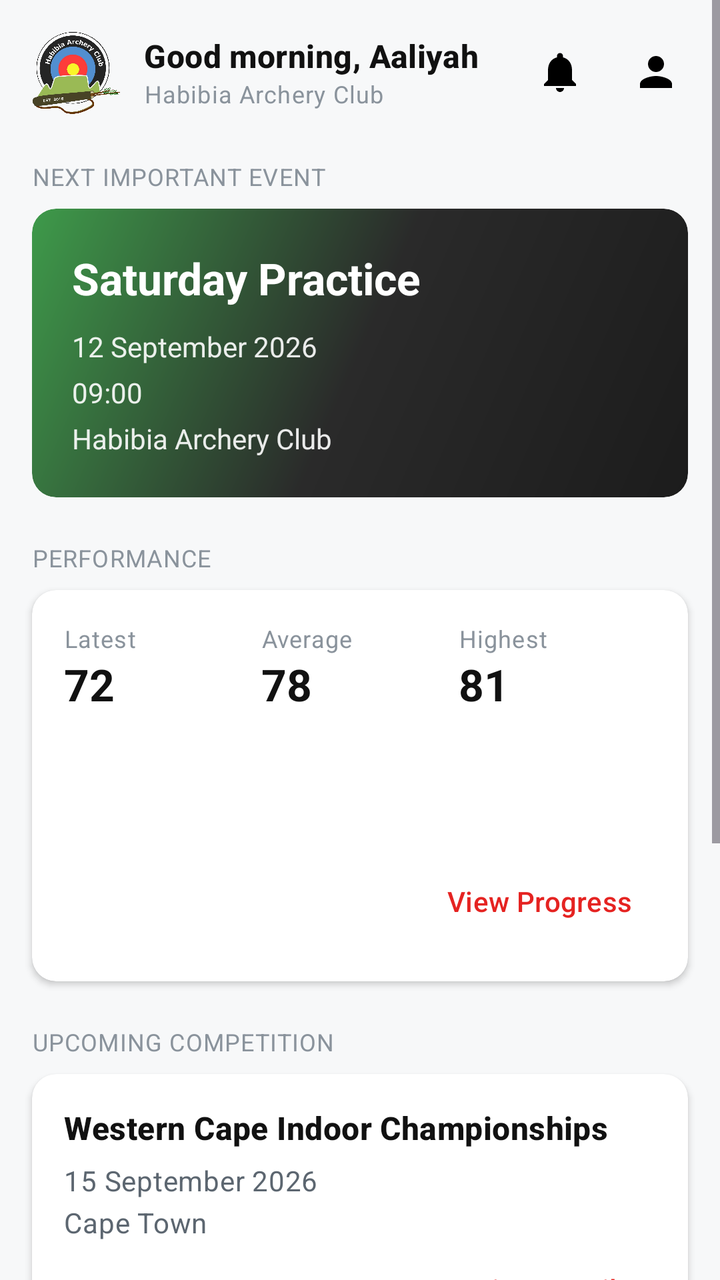
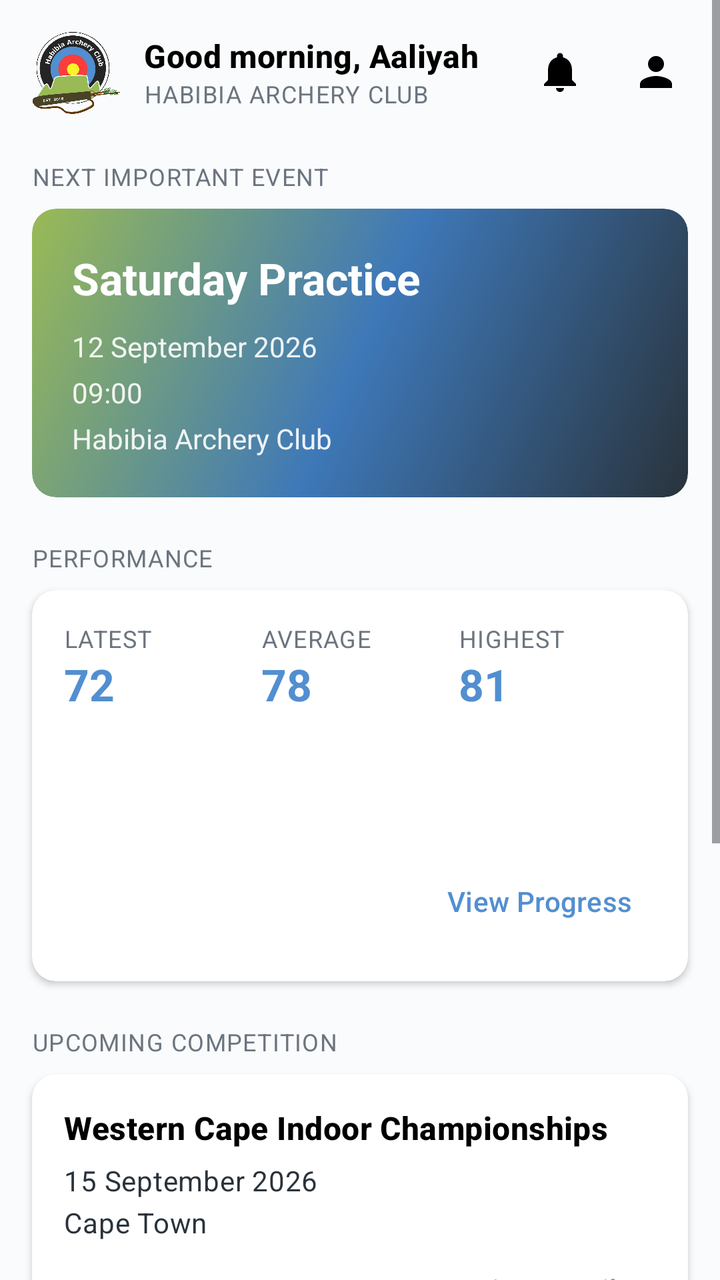

The first picture is an Android layout as it rendered before a commit; the second is the same layout after the commit. The layout source and the unified diff follow.
<!-- AndroidManifest.xml: application theme Theme.HACPrototype -->
<!-- res/layout/fragment_member_dashboard.xml -->
<?xml version="1.0" encoding="utf-8"?>
<ScrollView xmlns:android="http://schemas.android.com/apk/res/android"
    xmlns:app="http://schemas.android.com/apk/res-auto"
    android:layout_width="match_parent"
    android:layout_height="match_parent"
    android:background="@color/habibia_background"
    android:fillViewport="true">

    <LinearLayout
        android:layout_width="match_parent"
        android:layout_height="wrap_content"
        android:orientation="vertical"
        android:paddingBottom="24dp">

        <LinearLayout
            android:layout_width="match_parent"
            android:layout_height="wrap_content"
            android:gravity="center_vertical"
            android:orientation="horizontal"
            android:paddingStart="16dp"
            android:paddingTop="12dp"
            android:paddingEnd="8dp">

            <ImageView
                android:layout_width="44dp"
                android:layout_height="44dp"
                android:contentDescription="@string/cd_logo"
                android:src="@drawable/logo" />

            <LinearLayout
                android:layout_width="0dp"
                android:layout_height="wrap_content"
                android:layout_marginStart="12dp"
                android:layout_weight="1"
                android:orientation="vertical">

                <TextView
                    android:id="@+id/greetingText"
                    style="@style/Text.Habibia.Section"
                    android:layout_width="match_parent"
                    android:layout_height="wrap_content"
                    android:text="Good morning, Aaliyah" />

                <TextView
                    style="@style/Text.Habibia.Caption"
                    android:layout_width="wrap_content"
                    android:layout_height="wrap_content"
                    android:text="Habibia Archery Club" />
            </LinearLayout>

            <FrameLayout
                android:layout_width="48dp"
                android:layout_height="48dp">

                <ImageButton
                    android:id="@+id/notificationButton"
                    android:layout_width="48dp"
                    android:layout_height="48dp"
                    android:background="?attr/selectableItemBackgroundBorderless"
                    android:contentDescription="@string/cd_notifications"
                    android:padding="12dp"
                    android:src="@drawable/ic_notifications" />

                <View
                    android:id="@+id/notificationDot"
                    android:layout_width="8dp"
                    android:layout_height="8dp"
                    android:layout_gravity="top|end"
                    android:layout_marginTop="10dp"
                    android:layout_marginEnd="10dp"
                    android:background="@drawable/bg_status_dot"
                    android:visibility="gone" />
            </FrameLayout>

            <ImageButton
                android:id="@+id/profileButton"
                android:layout_width="48dp"
                android:layout_height="48dp"
                android:background="?attr/selectableItemBackgroundBorderless"
                android:contentDescription="@string/cd_profile"
                android:padding="12dp"
                android:src="@drawable/ic_nav_profile" />
        </LinearLayout>

        <TextView
            style="@style/Text.Habibia.Caption"
            android:layout_width="wrap_content"
            android:layout_height="wrap_content"
            android:layout_marginStart="16dp"
            android:layout_marginTop="20dp"
            android:text="NEXT IMPORTANT EVENT"
            android:textAllCaps="true" />

        <com.google.android.material.card.MaterialCardView
            android:id="@+id/featuredEventCard"
            android:layout_width="match_parent"
            android:layout_height="wrap_content"
            android:layout_marginStart="16dp"
            android:layout_marginTop="8dp"
            android:layout_marginEnd="16dp"
            app:cardBackgroundColor="@android:color/transparent"
            app:cardElevation="0dp">

            <LinearLayout
                android:layout_width="match_parent"
                android:layout_height="wrap_content"
                android:background="@drawable/bg_featured_event"
                android:orientation="vertical"
                android:padding="20dp">

                <TextView
                    android:id="@+id/featuredEventTitle"
                    android:layout_width="wrap_content"
                    android:layout_height="wrap_content"
                    android:text="Saturday Practice"
                    android:textColor="@color/habibia_text_on_dark"
                    android:textSize="22sp"
                    android:textStyle="bold" />

                <TextView
                    android:id="@+id/featuredEventDate"
                    android:layout_width="wrap_content"
                    android:layout_height="wrap_content"
                    android:layout_marginTop="10dp"
                    android:text="12 September 2026"
                    android:textColor="#E6FFFFFF" />

                <TextView
                    android:id="@+id/featuredEventTime"
                    android:layout_width="wrap_content"
                    android:layout_height="wrap_content"
                    android:layout_marginTop="4dp"
                    android:text="09:00"
                    android:textColor="#E6FFFFFF" />

                <TextView
                    android:id="@+id/featuredEventLocation"
                    android:layout_width="wrap_content"
                    android:layout_height="wrap_content"
                    android:layout_marginTop="4dp"
                    android:text="Habibia Archery Club"
                    android:textColor="#E6FFFFFF" />
            </LinearLayout>
        </com.google.android.material.card.MaterialCardView>

        <TextView
            style="@style/Text.Habibia.Caption"
            android:layout_width="wrap_content"
            android:layout_height="wrap_content"
            android:layout_marginStart="16dp"
            android:layout_marginTop="22dp"
            android:text="PERFORMANCE"
            android:textAllCaps="true" />

        <com.google.android.material.card.MaterialCardView
            android:id="@+id/performanceCard"
            android:layout_width="match_parent"
            android:layout_height="wrap_content"
            android:layout_marginStart="16dp"
            android:layout_marginTop="8dp"
            android:layout_marginEnd="16dp">

            <LinearLayout
                android:layout_width="match_parent"
                android:layout_height="wrap_content"
                android:orientation="vertical"
                android:padding="16dp">

                <LinearLayout
                    android:layout_width="match_parent"
                    android:layout_height="wrap_content"
                    android:orientation="horizontal"
                    android:weightSum="3">

                    <LinearLayout
                        android:layout_width="0dp"
                        android:layout_height="wrap_content"
                        android:layout_weight="1"
                        android:orientation="vertical">

                        <TextView
                            style="@style/Text.Habibia.Caption"
                            android:layout_width="wrap_content"
                            android:layout_height="wrap_content"
                            android:text="Latest" />

                        <TextView
                            android:id="@+id/latestScoreText"
                            style="@style/Text.Habibia.Title"
                            android:layout_width="wrap_content"
                            android:layout_height="wrap_content"
                            android:text="72" />
                    </LinearLayout>

                    <LinearLayout
                        android:layout_width="0dp"
                        android:layout_height="wrap_content"
                        android:layout_weight="1"
                        android:orientation="vertical">

                        <TextView
                            style="@style/Text.Habibia.Caption"
                            android:layout_width="wrap_content"
                            android:layout_height="wrap_content"
                            android:text="Average" />

                        <TextView
                            android:id="@+id/averageScoreText"
                            style="@style/Text.Habibia.Title"
                            android:layout_width="wrap_content"
                            android:layout_height="wrap_content"
                            android:text="78" />
                    </LinearLayout>

                    <LinearLayout
                        android:layout_width="0dp"
                        android:layout_height="wrap_content"
                        android:layout_weight="1"
                        android:orientation="vertical">

                        <TextView
                            style="@style/Text.Habibia.Caption"
                            android:layout_width="wrap_content"
                            android:layout_height="wrap_content"
                            android:text="Highest" />

                        <TextView
                            android:id="@+id/highestScoreText"
                            style="@style/Text.Habibia.Title"
                            android:layout_width="wrap_content"
                            android:layout_height="wrap_content"
                            android:text="81" />
                    </LinearLayout>
                </LinearLayout>

                <LinearLayout
                    android:id="@+id/miniChartContainer"
                    android:layout_width="match_parent"
                    android:layout_height="56dp"
                    android:layout_marginTop="14dp"
                    android:gravity="bottom"
                    android:orientation="horizontal" />

                <Button
                    android:id="@+id/viewProgressButton"
                    style="@style/Widget.Habibia.Button.Text"
                    android:layout_width="wrap_content"
                    android:layout_height="wrap_content"
                    android:layout_gravity="end"
                    android:text="View Progress" />
            </LinearLayout>
        </com.google.android.material.card.MaterialCardView>

        <TextView
            style="@style/Text.Habibia.Caption"
            android:layout_width="wrap_content"
            android:layout_height="wrap_content"
            android:layout_marginStart="16dp"
            android:layout_marginTop="22dp"
            android:text="UPCOMING COMPETITION"
            android:textAllCaps="true" />

        <com.google.android.material.card.MaterialCardView
            android:id="@+id/upcomingCompetitionCard"
            android:layout_width="match_parent"
            android:layout_height="wrap_content"
            android:layout_marginStart="16dp"
            android:layout_marginTop="8dp"
            android:layout_marginEnd="16dp">

            <LinearLayout
                android:layout_width="match_parent"
                android:layout_height="wrap_content"
                android:orientation="vertical"
                android:padding="16dp">

                <TextView
                    android:id="@+id/competitionNameText"
                    style="@style/Text.Habibia.Section"
                    android:layout_width="match_parent"
                    android:layout_height="wrap_content"
                    android:text="Western Cape Indoor Championships" />

                <TextView
                    android:id="@+id/competitionDateText"
                    style="@style/Text.Habibia.Body"
                    android:layout_width="match_parent"
                    android:layout_height="wrap_content"
                    android:layout_marginTop="6dp"
                    android:text="15 September 2026" />

                <TextView
                    android:id="@+id/competitionVenueText"
                    style="@style/Text.Habibia.Body"
                    android:layout_width="match_parent"
                    android:layout_height="wrap_content"
                    android:layout_marginTop="2dp"
                    android:text="Cape Town" />

                <Button
                    android:id="@+id/viewCompetitionButton"
                    style="@style/Widget.Habibia.Button.Text"
                    android:layout_width="wrap_content"
                    android:layout_height="wrap_content"
                    android:layout_gravity="end"
                    android:text="View Details" />
            </LinearLayout>
        </com.google.android.material.card.MaterialCardView>

        <TextView
            style="@style/Text.Habibia.Caption"
            android:layout_width="wrap_content"
            android:layout_height="wrap_content"
            android:layout_marginStart="16dp"
            android:layout_marginTop="22dp"
            android:text="QUICK ACTIONS"
            android:textAllCaps="true" />

        <LinearLayout
            android:layout_width="match_parent"
            android:layout_height="wrap_content"
            android:layout_marginStart="16dp"
            android:layout_marginTop="8dp"
            android:layout_marginEnd="16dp"
            android:orientation="vertical">

            <Button
                android:id="@+id/recordScoreButton"
                style="@style/Widget.Habibia.Button"
                android:layout_width="match_parent"
                android:layout_height="wrap_content"
                android:text="Record Score" />

            <Button
                android:id="@+id/calendarButton"
                style="@style/Widget.Habibia.Button.Secondary"
                android:layout_width="match_parent"
                android:layout_height="wrap_content"
                android:layout_marginTop="8dp"
                android:text="View Calendar" />

            <Button
                android:id="@+id/competitionsButton"
                style="@style/Widget.Habibia.Button.Secondary"
                android:layout_width="match_parent"
                android:layout_height="wrap_content"
                android:layout_marginTop="8dp"
                android:text="Competitions" />

            <Button
                android:id="@+id/resourcesButton"
                style="@style/Widget.Habibia.Button.Secondary"
                android:layout_width="match_parent"
                android:layout_height="wrap_content"
                android:layout_marginTop="8dp"
                android:text="Resources" />
        </LinearLayout>
    </LinearLayout>
</ScrollView>
<!-- resources referenced by this layout -->
<resources>
  <color name="habibia_background">#FFF7F8F9</color>
  <!-- drawable bg_featured_event (drawable) -->
  <?xml version="1.0" encoding="utf-8"?>
  <shape xmlns:android="http://schemas.android.com/apk/res/android" android:shape="rectangle">
      <gradient
          android:angle="135"
          android:startColor="#FF1C1C1C"
          android:centerColor="#FF2A2A2A"
          android:endColor="#FF3E9A4A"
          android:type="linear" />
      <corners android:radius="@dimen/radius_md" />
  </shape>
  <style name="Text.Habibia.Body" parent="TextAppearance.Material3.BodyMedium">
          <item name="android:textColor">@color/habibia_text_secondary</item>
      </style>
  <style name="Text.Habibia.Caption" parent="TextAppearance.Material3.BodySmall">
          <item name="android:textColor">@color/habibia_text_muted</item>
      </style>
  <style name="Text.Habibia.Section" parent="TextAppearance.Material3.TitleMedium">
          <item name="android:textColor">@color/habibia_text_primary</item>
          <item name="android:textStyle">bold</item>
      </style>
  <style name="Text.Habibia.Title" parent="TextAppearance.Material3.TitleLarge">
          <item name="android:textColor">@color/habibia_text_primary</item>
          <item name="android:textStyle">bold</item>
      </style>
  <style name="Widget.Habibia.Button" parent="Widget.Material3.Button">
          <item name="backgroundTint">@color/habibia_red</item>
          <item name="android:textColor">@color/habibia_text_on_dark</item>
          <item name="cornerRadius">@dimen/radius_sm</item>
          <item name="android:minHeight">@dimen/touch_min</item>
      </style>
  <style name="Widget.Habibia.Button.Secondary" parent="Widget.Material3.Button.OutlinedButton">
          <item name="strokeColor">@color/habibia_black</item>
          <item name="android:textColor">@color/habibia_text_primary</item>
          <item name="cornerRadius">@dimen/radius_sm</item>
          <item name="android:minHeight">@dimen/touch_min</item>
      </style>
  <style name="Widget.Habibia.Button.Text" parent="Widget.Material3.Button.TextButton">
          <item name="android:textColor">@color/habibia_red</item>
      </style>
  <color name="habibia_unread">#FFE52321</color>
  <color name="habibia_text_secondary">#FF5C6670</color>
  <color name="habibia_text_muted">#FF8A939C</color>
  <color name="habibia_text_primary">#FF111111</color>
  <color name="habibia_red">#FFE52321</color>
  <color name="habibia_black">#FF111111</color>
  <style name="Base.Theme.HACPrototype" parent="Theme.Material3.Light.NoActionBar">
          <item name="colorPrimary">@color/habibia_red</item>
          <item name="colorOnPrimary">@color/habibia_text_on_dark</item>
          <item name="colorSecondary">@color/habibia_blue</item>
          <item name="colorOnSecondary">@color/habibia_text_primary</item>
          <item name="colorTertiary">@color/habibia_green</item>
          <item name="android:statusBarColor">@color/habibia_black</item>
          <item name="android:navigationBarColor">@color/habibia_surface</item>
          <item name="android:windowBackground">@color/habibia_background</item>
          <item name="materialCardViewStyle">@style/Widget.Habibia.Card</item>
          <item name="bottomNavigationStyle">@style/Widget.Habibia.BottomNav</item>
          <item name="materialButtonStyle">@style/Widget.Habibia.Button</item>
      </style>
  <color name="habibia_blue">#FF4EBCEB</color>
  <color name="habibia_green">#FF6CCF73</color>
  <style name="Widget.Habibia.BottomNav.ActiveIndicator" parent="Widget.Material3.BottomNavigationView.ActiveIndicator">
          <item name="android:color">#33E52321</item>
      </style>
  <!-- unchanged entries left out for length: 16 -->
</resources>

<!-- the commit's change to res/layout/fragment_member_dashboard.xml (unified diff, before → after) -->
@@ -3,7 +3,7 @@
     xmlns:app="http://schemas.android.com/apk/res-auto"
     android:layout_width="match_parent"
     android:layout_height="match_parent"
-    android:background="@color/habibia_background"
+    android:background="@android:color/transparent"
     android:fillViewport="true">
 
     <LinearLayout
<!-- resource entries referenced after the edit -->
@@ -1,69 +1,83 @@
 <!-- resources referenced by this layout -->
 <resources>
-  <color name="habibia_background">#FFF7F8F9</color>
+  <color name="habibia_background">#FFFAFBFC</color>
   <!-- drawable bg_featured_event (drawable) -->
   <?xml version="1.0" encoding="utf-8"?>
   <shape xmlns:android="http://schemas.android.com/apk/res/android" android:shape="rectangle">
       <gradient
           android:angle="135"
-          android:startColor="#FF1C1C1C"
-          android:centerColor="#FF2A2A2A"
-          android:endColor="#FF3E9A4A"
+          android:startColor="#FF29333C"
+          android:centerColor="#FF3E78B8"
+          android:endColor="#FF9ABA55"
           android:type="linear" />
       <corners android:radius="@dimen/radius_md" />
   </shape>
   <style name="Text.Habibia.Body" parent="TextAppearance.Material3.BodyMedium">
           <item name="android:textColor">@color/habibia_text_secondary</item>
+          <item name="android:lineSpacingMultiplier">1.25</item>
       </style>
   <style name="Text.Habibia.Caption" parent="TextAppearance.Material3.BodySmall">
           <item name="android:textColor">@color/habibia_text_muted</item>
+          <item name="android:textAllCaps">true</item>
+          <item name="android:letterSpacing">0.04</item>
       </style>
   <style name="Text.Habibia.Section" parent="TextAppearance.Material3.TitleMedium">
           <item name="android:textColor">@color/habibia_text_primary</item>
           <item name="android:textStyle">bold</item>
+          <item name="android:fontFamily">sans-serif-medium</item>
       </style>
   <style name="Text.Habibia.Title" parent="TextAppearance.Material3.TitleLarge">
-          <item name="android:textColor">@color/habibia_text_primary</item>
+          <item name="android:textColor">@color/habibia_blue</item>
           <item name="android:textStyle">bold</item>
+          <item name="android:fontFamily">sans-serif-medium</item>
       </style>
   <style name="Widget.Habibia.Button" parent="Widget.Material3.Button">
-          <item name="backgroundTint">@color/habibia_red</item>
-          <item name="android:textColor">@color/habibia_text_on_dark</item>
+          <item name="backgroundTint">@color/habibia_green</item>
+          <item name="android:textColor">@color/habibia_text_on_green</item>
           <item name="cornerRadius">@dimen/radius_sm</item>
           <item name="android:minHeight">@dimen/touch_min</item>
+          <item name="android:textAllCaps">false</item>
+          <item name="android:fontFamily">sans-serif-medium</item>
       </style>
   <style name="Widget.Habibia.Button.Secondary" parent="Widget.Material3.Button.OutlinedButton">
-          <item name="strokeColor">@color/habibia_black</item>
-          <item name="android:textColor">@color/habibia_text_primary</item>
+          <item name="strokeColor">@color/habibia_blue</item>
+          <item name="android:textColor">@color/habibia_blue</item>
           <item name="cornerRadius">@dimen/radius_sm</item>
           <item name="android:minHeight">@dimen/touch_min</item>
+          <item name="android:textAllCaps">false</item>
       </style>
   <style name="Widget.Habibia.Button.Text" parent="Widget.Material3.Button.TextButton">
-          <item name="android:textColor">@color/habibia_red</item>
+          <item name="android:textColor">@color/habibia_blue</item>
+          <item name="android:textAllCaps">false</item>
       </style>
-  <color name="habibia_unread">#FFE52321</color>
-  <color name="habibia_text_secondary">#FF5C6670</color>
-  <color name="habibia_text_muted">#FF8A939C</color>
-  <color name="habibia_text_primary">#FF111111</color>
-  <color name="habibia_red">#FFE52321</color>
-  <color name="habibia_black">#FF111111</color>
+  <color name="habibia_unread">#FFFE3B3A</color>
+  <color name="habibia_text_secondary">#FF29333C</color>
+  <color name="habibia_text_muted">#FF6B7580</color>
+  <color name="habibia_text_primary">#FF000000</color>
+  <color name="habibia_red">#FFFE3B3A</color>
+  <color name="habibia_black">#FF000000</color>
   <style name="Base.Theme.HACPrototype" parent="Theme.Material3.Light.NoActionBar">
-          <item name="colorPrimary">@color/habibia_red</item>
-          <item name="colorOnPrimary">@color/habibia_text_on_dark</item>
+          <item name="colorPrimary">@color/habibia_green</item>
+          <item name="colorOnPrimary">@color/habibia_text_on_green</item>
           <item name="colorSecondary">@color/habibia_blue</item>
-          <item name="colorOnSecondary">@color/habibia_text_primary</item>
-          <item name="colorTertiary">@color/habibia_green</item>
+          <item name="colorOnSecondary">@color/habibia_text_on_dark</item>
+          <item name="colorTertiary">@color/habibia_red</item>
+          <item name="colorError">@color/habibia_red</item>
           <item name="android:statusBarColor">@color/habibia_black</item>
           <item name="android:navigationBarColor">@color/habibia_surface</item>
           <item name="android:windowBackground">@color/habibia_background</item>
+          <item name="android:textColorPrimary">@color/habibia_text_primary</item>
+          <item name="android:fontFamily">sans-serif</item>
           <item name="materialCardViewStyle">@style/Widget.Habibia.Card</item>
           <item name="bottomNavigationStyle">@style/Widget.Habibia.BottomNav</item>
           <item name="materialButtonStyle">@style/Widget.Habibia.Button</item>
+          <item name="colorControlActivated">@color/habibia_blue</item>
       </style>
-  <color name="habibia_blue">#FF4EBCEB</color>
-  <color name="habibia_green">#FF6CCF73</color>
+  <color name="habibia_blue">#FF528FD0</color>
+  <color name="habibia_green">#FF9ABA55</color>
+  <color name="habibia_text_on_green">#FF000000</color>
   <style name="Widget.Habibia.BottomNav.ActiveIndicator" parent="Widget.Material3.BottomNavigationView.ActiveIndicator">
-          <item name="android:color">#33E52321</item>
+          <item name="android:color">#339ABA55</item>
       </style>
   <!-- unchanged entries left out for length: 16 -->
 </resources>
